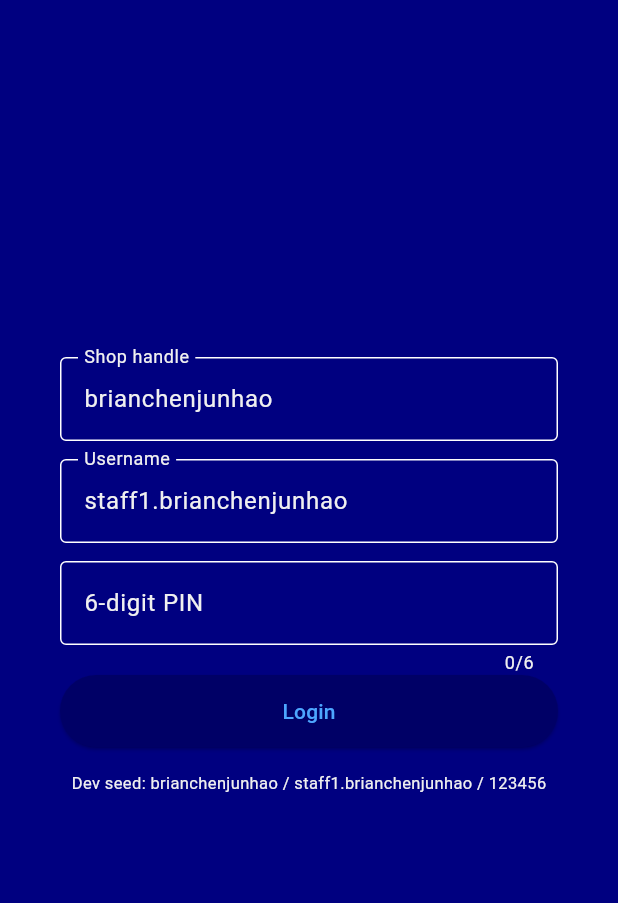
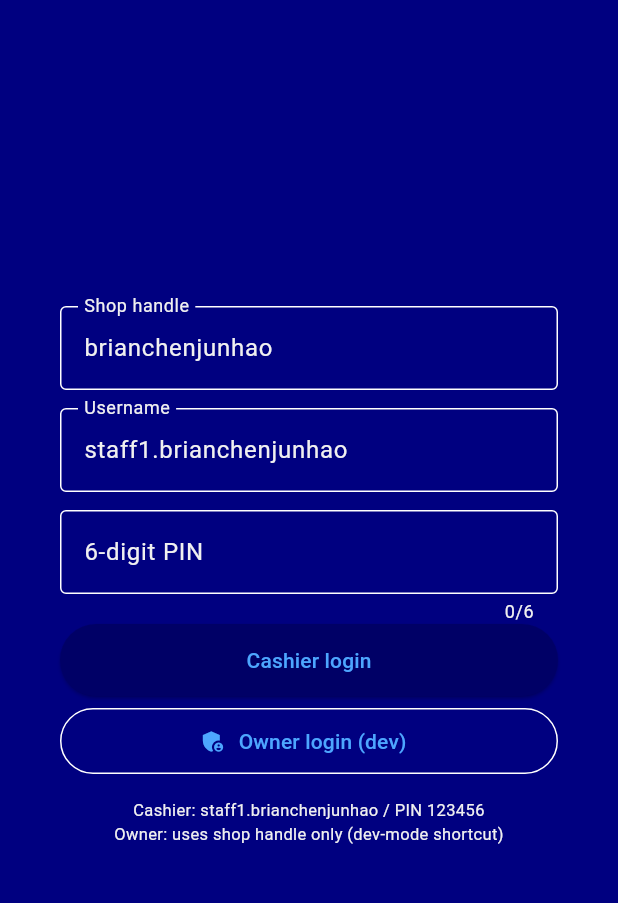
Before and after one commit to brianchenhao/geyam_old, a Flutter app: the screen it shows after launch, on a phone screen of 412 x 824 dp, the part 84-987 px from its top. Run offline on Flutter 3.47's test engine with Material 3 defaults, Android fonts, the phone set to English and light mode, and no system bars; our stand-ins replace fl_chart, image_picker; accounts and stored records are empty.

Commit message:
frontend: dev owner login button and passwordless POST /auth/dev/owner (ENVIRONMENT=development only)

```diff
--- a/frontend/geyam_pos/lib/config/api_config.dart
+++ b/frontend/geyam_pos/lib/config/api_config.dart
@@ -1,6 +1,6 @@
 class ApiConfig {
   static const String baseUrl = String.fromEnvironment(
     'API_BASE_URL',
-    defaultValue: 'http://localhost:8500',
+    defaultValue: 'http://localhost:8509',
   );
 }
--- a/frontend/geyam_pos/lib/screens/login_screen.dart
+++ b/frontend/geyam_pos/lib/screens/login_screen.dart
@@ -21,6 +21,23 @@ class _LoginScreenState extends State<LoginScreen> {
   final pinCtrl = TextEditingController();
   bool loading = false;
   String? error;
+
+  Future<void> _devOwnerLogin() async {
+    setState(() {
+      loading = true;
+      error = null;
+    });
+    try {
+      await ApiService.devOwnerLogin(handleCtrl.text.trim());
+      if (!mounted) return;
+      Navigator.pushReplacement(
+        context, MaterialPageRoute(builder: (_) => const DashboardScreen()));
+    } catch (e) {
+      setState(() => error = 'Owner login failed: $e');
+    } finally {
+      if (mounted) setState(() => loading = false);
+    }
+  }
 
   Future<void> _login() async {
     setState(() {
@@ -107,12 +124,24 @@ class _LoginScreenState extends State<LoginScreen> {
                             height: 22,
                             child: CircularProgressIndicator(strokeWidth: 2),
                           )
-                        : const Text('Login'),
+                        : const Text('Cashier login'),
+                  ),
+                ),
+                const SizedBox(height: 8),
+                SizedBox(
+                  width: double.infinity,
+                  height: 44,
+                  child: OutlinedButton.icon(
+                    onPressed: loading ? null : _devOwnerLogin,
+                    icon: const Icon(Icons.admin_panel_settings),
+                    label: const Text('Owner login (dev)'),
                   ),
                 ),
                 const SizedBox(height: 16),
                 const Text(
-                  'Dev seed: brianchenjunhao / staff1.brianchenjunhao / 123456',
+                  'Cashier: staff1.brianchenjunhao / PIN 123456\n'
+                  'Owner: uses shop handle only (dev-mode shortcut)',
+                  textAlign: TextAlign.center,
                   style: TextStyle(fontSize: 11),
                 ),
               ],
```
Also changed, not shown: frontend/geyam_pos/lib/services/api_service.dart (+15 -0 lines), 1 other file.
